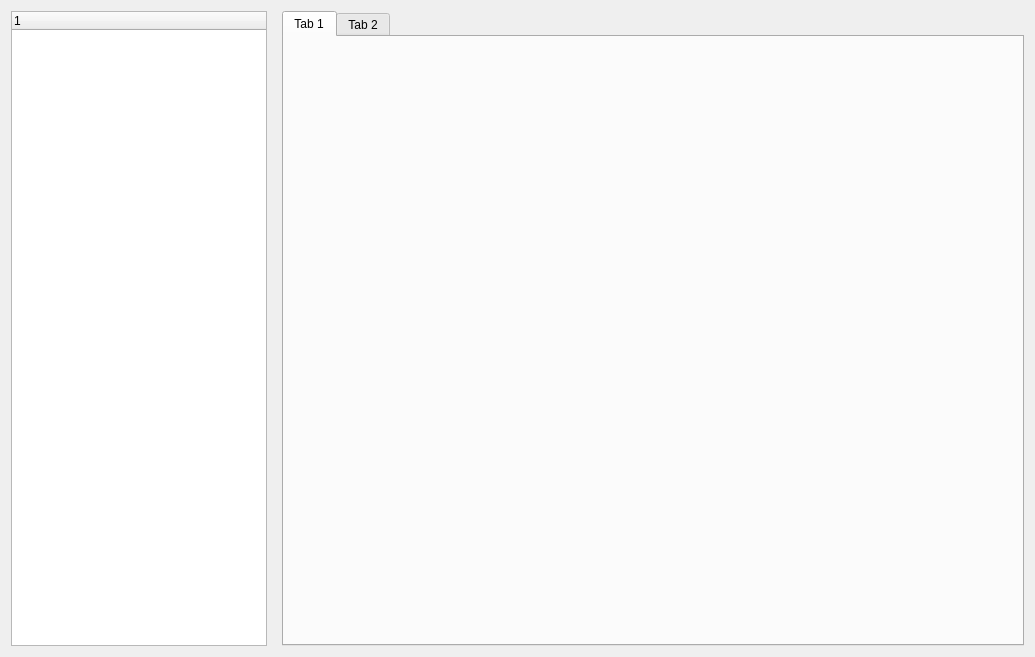
The window that QtProjects/QtCustomWidget/QMainWin.ui (OrangeCatNinja/Demo) describes before a commit, drawn with Qt 5.
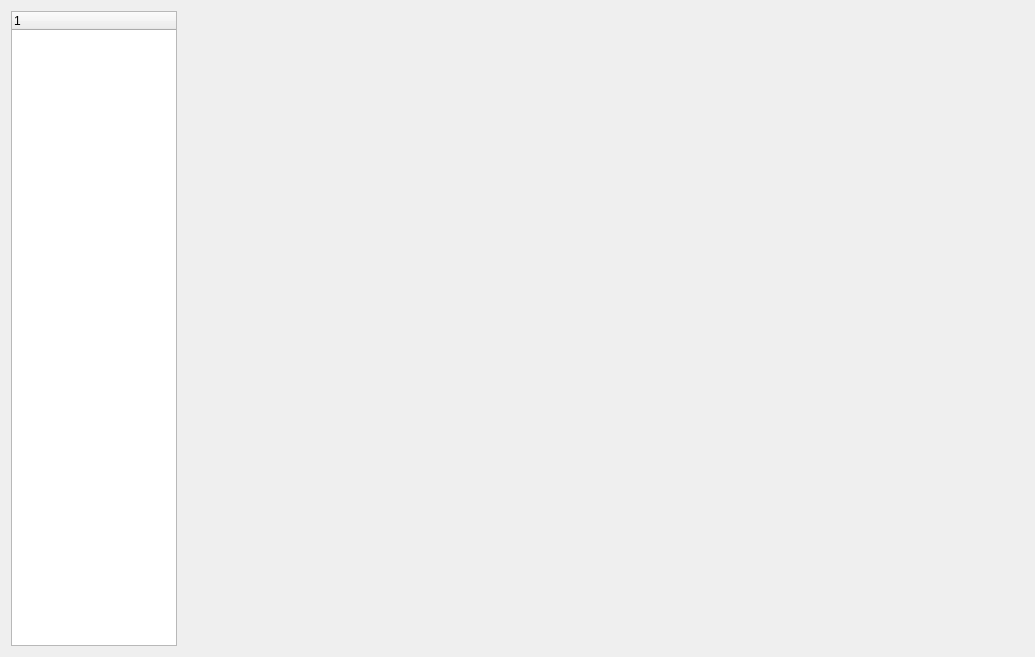
The same window after the commit.

The edit to the form file:
```diff
--- a/QtProjects/QtCustomWidget/QMainWin.ui
+++ b/QtProjects/QtCustomWidget/QMainWin.ui
@@ -15,7 +15,7 @@
   </property>
   <layout class="QGridLayout" name="gridLayout">
    <item row="0" column="0">
-    <layout class="QHBoxLayout" name="horizontalLayout">
+    <layout class="QHBoxLayout" name="horizontalLayout" stretch="1,5">
      <property name="spacing">
       <number>15</number>
      </property>
@@ -32,23 +32,15 @@
       </widget>
      </item>
      <item>
-      <widget class="QTabWidget" name="tabs">
-       <property name="sizePolicy">
-        <sizepolicy hsizetype="Expanding" vsizetype="Expanding">
-         <horstretch>12</horstretch>
-         <verstretch>0</verstretch>
-        </sizepolicy>
+      <widget class="QWidget" name="widget" native="true">
+       <property name="styleSheet">
+        <string notr="true"/>
        </property>
-       <widget class="QWidget" name="tab">
-        <attribute name="title">
-         <string>Tab 1</string>
-        </attribute>
-       </widget>
-       <widget class="QWidget" name="tab_2">
-        <attribute name="title">
-         <string>Tab 2</string>
-        </attribute>
-       </widget>
+       <layout class="QGridLayout" name="gridLayout_3">
+        <item row="0" column="0">
+         <layout class="QGridLayout" name="layoutShow"/>
+        </item>
+       </layout>
       </widget>
      </item>
     </layout>
```
